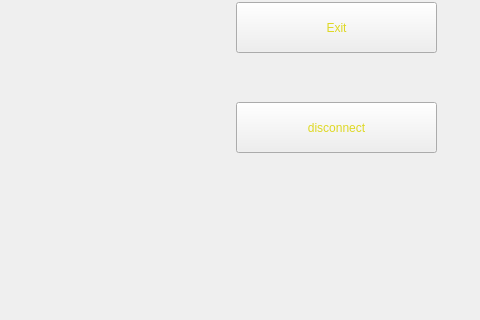
Above: mainwindow.ui from NoahNieh/gomuku-qt before the change; both pictures show x 544 to 1024 and y 448 to 768 of the 1024 by 768 pixel window. Below: the same form after it.
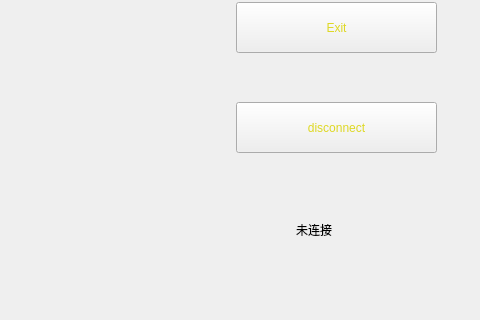
That is the form after the change. Icons and pictures are not drawn.

```diff
--- a/mainwindow.ui
+++ b/mainwindow.ui
@@ -107,6 +107,19 @@
       <string>disconnect</string>
      </property>
     </widget>
+    <widget class="QLabel" name="status">
+     <property name="geometry">
+      <rect>
+       <x>80</x>
+       <y>650</y>
+       <width>72</width>
+       <height>15</height>
+      </rect>
+     </property>
+     <property name="text">
+      <string>未连接</string>
+     </property>
+    </widget>
    </widget>
    <widget class="QLabel" name="winner">
     <property name="enabled">
```
